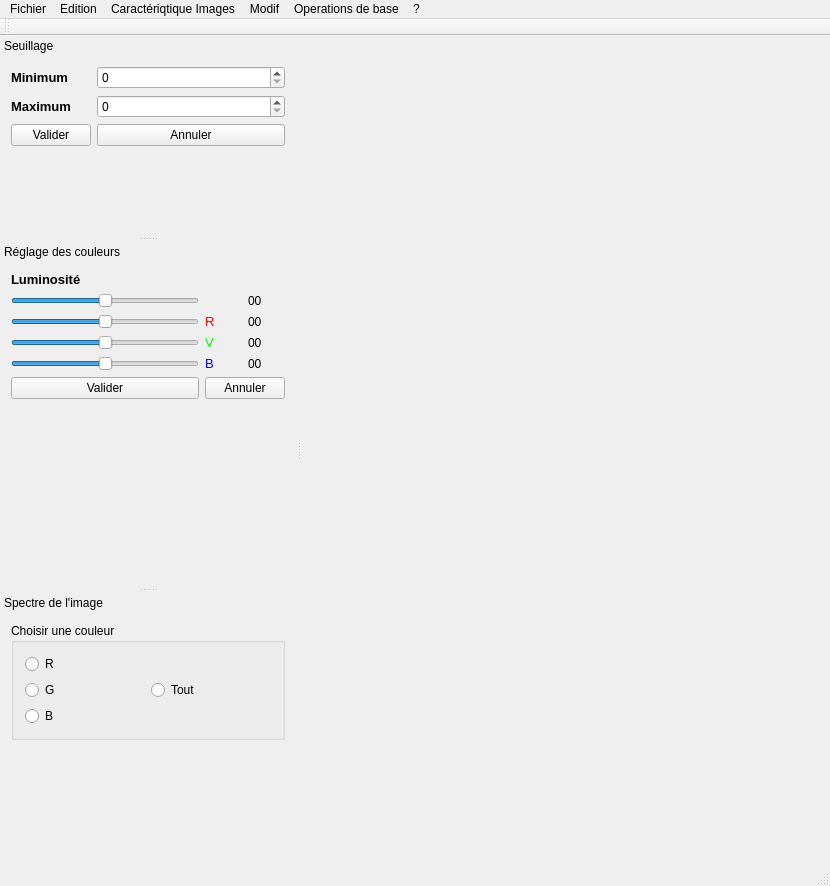
Old version of the form Viewer/Viewer/viewer.ui in the repository DavidBonnier/Archi.
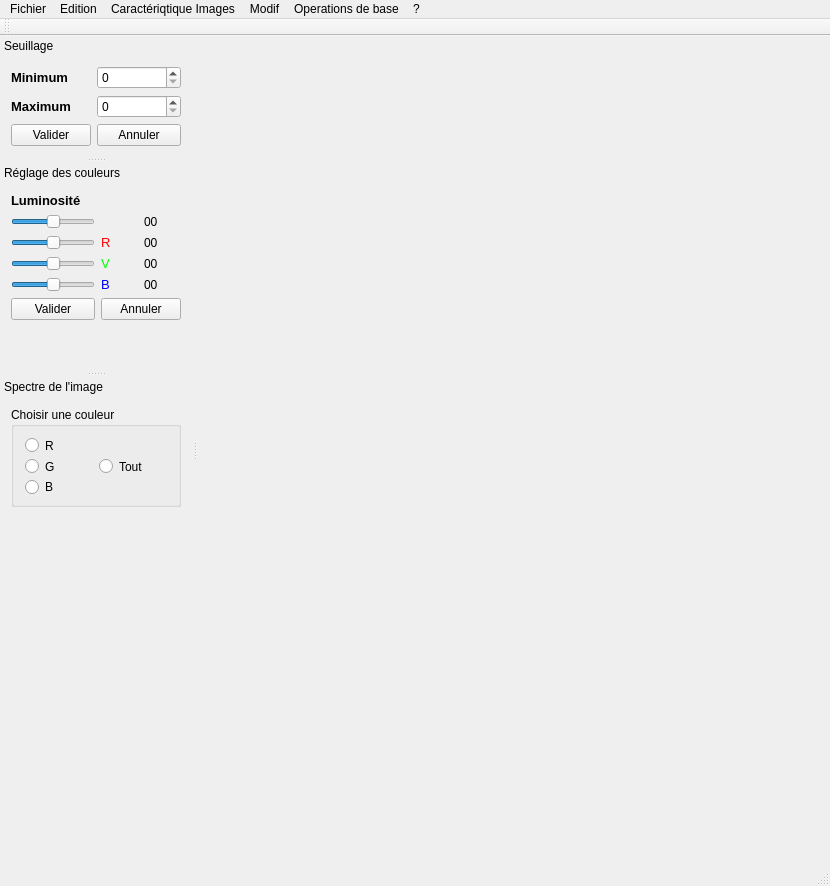
New version of the form. Custom widgets are drawn as their Qt base class.

Patch:
```diff
--- a/Viewer/Viewer/viewer.ui
+++ b/Viewer/Viewer/viewer.ui
@@ -315,8 +315,8 @@
   <widget class="QDockWidget" name="DWSpectreImage">
    <property name="minimumSize">
     <size>
-     <width>296</width>
-     <height>159</height>
+     <width>174</width>
+     <height>454</height>
     </size>
    </property>
    <property name="features">
@@ -332,6 +332,12 @@
     <layout class="QVBoxLayout" name="verticalLayout">
      <item>
       <widget class="QGroupBox" name="groupBox">
+       <property name="maximumSize">
+        <size>
+         <width>200</width>
+         <height>100</height>
+        </size>
+       </property>
        <property name="title">
         <string>Choisir une couleur</string>
        </property>
@@ -368,7 +374,33 @@
       </widget>
      </item>
      <item>
-      <widget class="QWidget" name="MonHisto" native="true"/>
+      <widget class="CHisto" name="MonHisto" native="true">
+       <property name="minimumSize">
+        <size>
+         <width>0</width>
+         <height>300</height>
+        </size>
+       </property>
+       <property name="maximumSize">
+        <size>
+         <width>16777215</width>
+         <height>400</height>
+        </size>
+       </property>
+      </widget>
+     </item>
+     <item>
+      <spacer name="verticalSpacer_2">
+       <property name="orientation">
+        <enum>Qt::Vertical</enum>
+       </property>
+       <property name="sizeHint" stdset="0">
+        <size>
+         <width>20</width>
+         <height>40</height>
+        </size>
+       </property>
+      </spacer>
      </item>
     </layout>
    </widget>
@@ -573,6 +605,14 @@
   <zorder>DWReglage</zorder>
  </widget>
  <layoutdefault spacing="6" margin="11"/>
+ <customwidgets>
+  <customwidget>
+   <class>CHisto</class>
+   <extends>QWidget</extends>
+   <header>Histo.h</header>
+   <container>1</container>
+  </customwidget>
+ </customwidgets>
  <resources>
   <include location="viewer.qrc"/>
  </resources>
```
